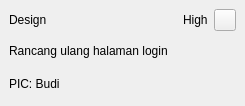
This is KanbanCardWidget.ui in bondanocho123/lassomoir as Qt 5 draws it before an edit. The edited form follows.
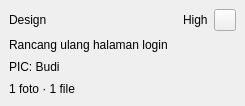
This is the edited form. Icons and pictures are not drawn.

Commit message: Tambah lampiran foto/dokumen di prompt task dan folder referensi project

Patch:
```diff
--- a/KanbanCardWidget.ui
+++ b/KanbanCardWidget.ui
@@ -103,6 +103,16 @@
         <property name="text">
          <string>PIC: Budi</string>
         </property>
+        <property name="wordWrap">
+         <bool>true</bool>
+        </property>
+       </widget>
+      </item>
+      <item row="3" column="0" colspan="4">
+       <widget class="QLabel" name="labelAttachments">
+        <property name="text">
+         <string>1 foto · 1 file</string>
+        </property>
        </widget>
       </item>
      </layout>
```
The commit also changes 50 other files.
